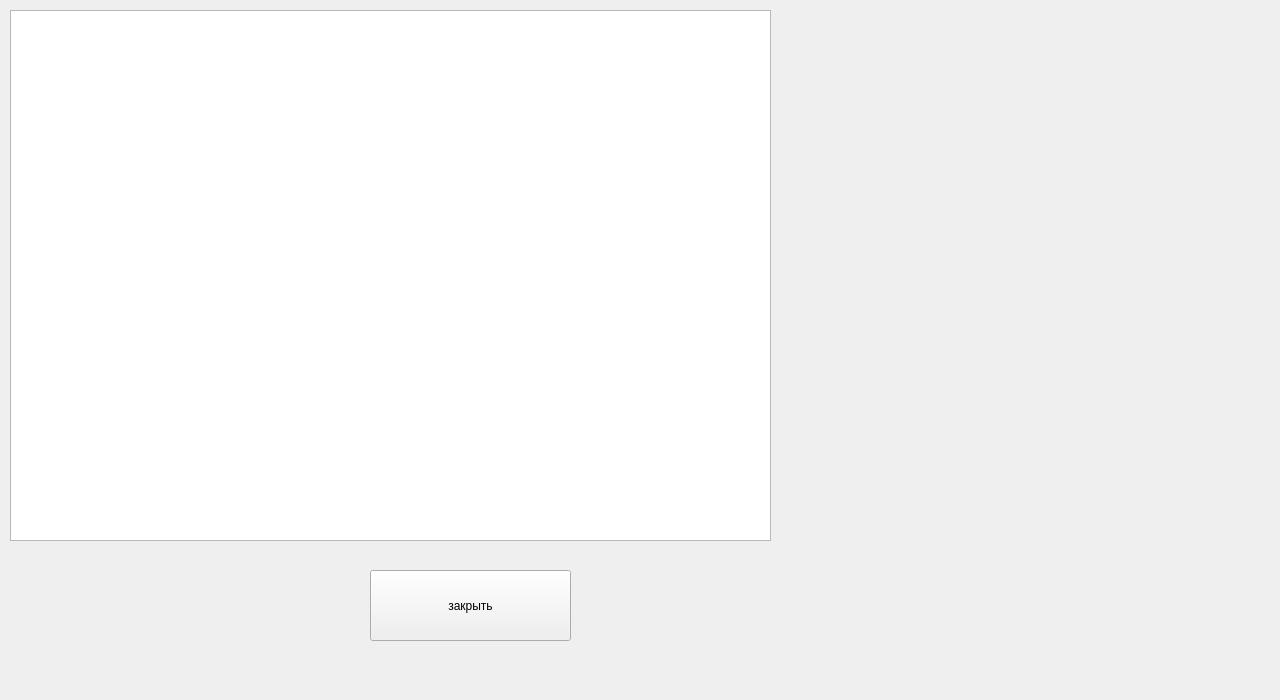
The window that messages.ui (tomyqg/topaz-m) describes before a commit, drawn with Qt 5.
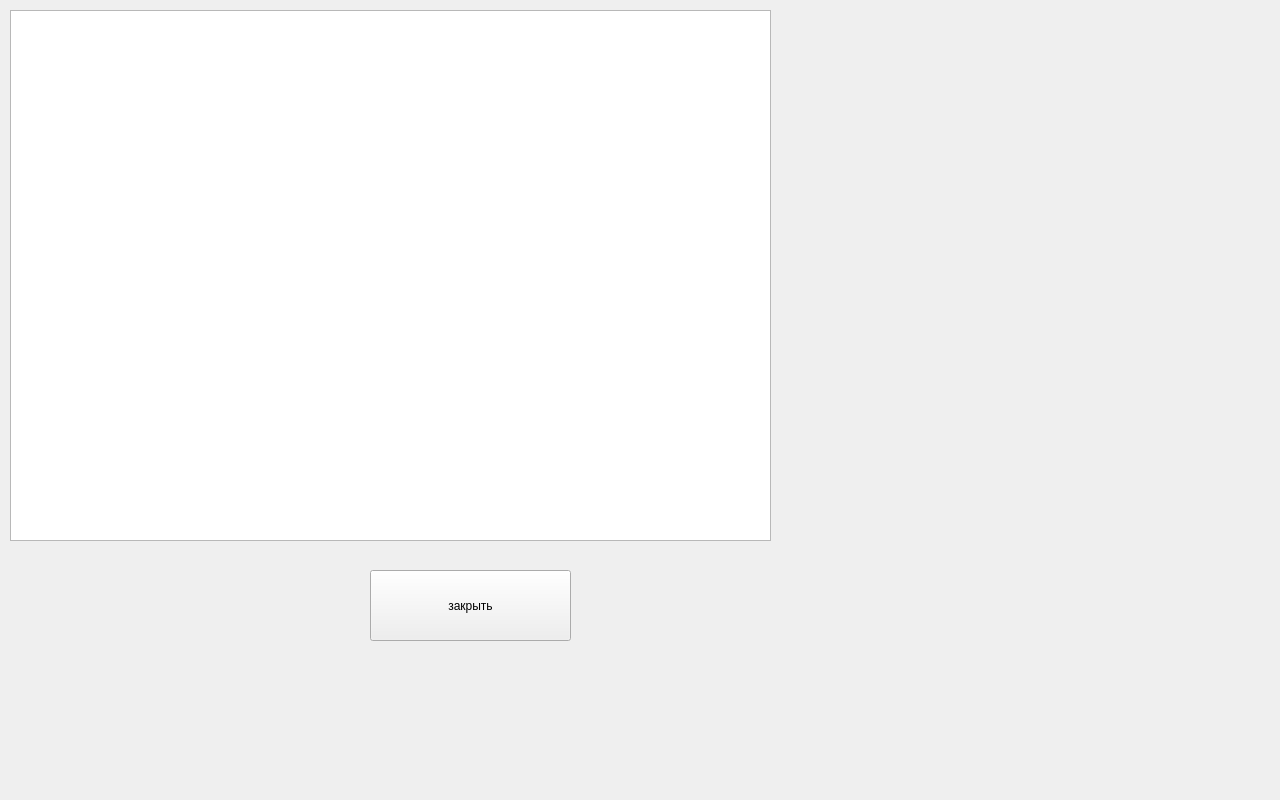
The same window after the commit.

```diff
--- a/messages.ui
+++ b/messages.ui
@@ -7,13 +7,13 @@
     <x>0</x>
     <y>0</y>
     <width>1280</width>
-    <height>700</height>
+    <height>800</height>
    </rect>
   </property>
   <property name="minimumSize">
    <size>
     <width>1280</width>
-    <height>700</height>
+    <height>800</height>
    </size>
   </property>
   <property name="maximumSize">
```
